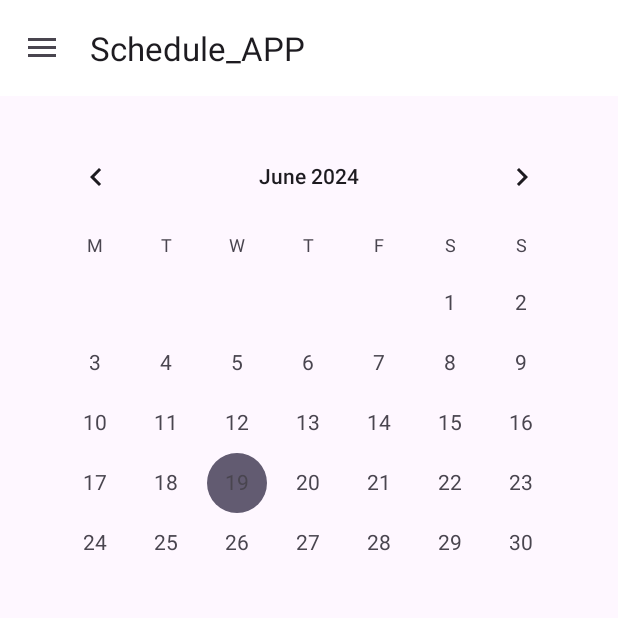
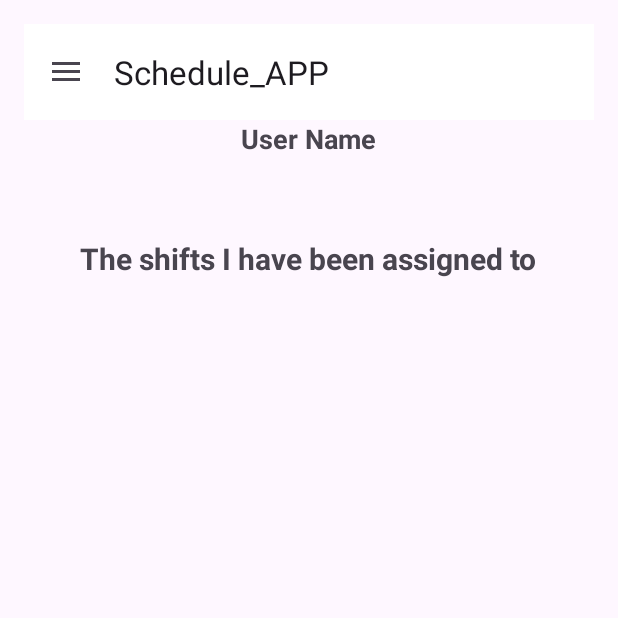
Before and after one commit to hadarlevy/schedule_App, an Android app: the screen it shows after launch once a user with an empty profile is signed in (MainActivity before the commit, HomeActivity after it), after a tap on "Home", on a phone screen of 412 x 824 dp, the top half of it. Run offline under Robolectric (Android 15) with nearby library versions, the phone set to English and light mode, and no system bars; our stand-ins replace Firebase (no records; nobody signed in at launch, a user with empty details on screens opened directly); 1 other tap on this screen came first.

Commit message:
HomePageDevFix

```diff
--- a/app/src/main/AndroidManifest.xml
+++ b/app/src/main/AndroidManifest.xml
@@ -36,6 +36,11 @@
             android:theme="@style/Theme.Material3.Light.NoActionBar"
             android:exported="true">
         </activity>
+        <activity
+            android:name=".HomeActivity"
+            android:theme="@style/Theme.Material3.Light.NoActionBar"
+            android:exported="true">
+        </activity>
     </application>
 
 </manifest>
--- /dev/null
+++ b/app/src/main/java/com/example/schedule_application/HomeActivity.java
@@ -0,0 +1,95 @@
+package com.example.schedule_application;
+import androidx.appcompat.app.ActionBarDrawerToggle;
+import android.os.Bundle;
+import android.util.Log;
+import android.widget.ListView;
+import android.widget.TextView;
+import android.widget.Toast;
+import androidx.annotation.NonNull;
+import androidx.drawerlayout.widget.DrawerLayout;
+
+import com.google.android.gms.tasks.OnFailureListener;
+import com.google.android.gms.tasks.OnSuccessListener;
+import com.google.firebase.firestore.DocumentSnapshot;
+import com.google.firebase.firestore.QuerySnapshot;
+import java.util.ArrayList;
+import java.util.Arrays;
+import java.util.List;
+
+public class HomeActivity extends NavBarActivity {
+
+    private TextView tvUserName, tvUserEmail;
+    private ListView listViewShifts;
+    private ShiftsAdapter shiftsAdapter;
+    private List<Shift> shiftList;
+    private DrawerLayout drawerLayout;
+    private ActionBarDrawerToggle toggle;
+
+    @Override
+    protected void onCreate(Bundle savedInstanceState) {
+        super.onCreate(savedInstanceState);
+        setContentView(R.layout.activity_home);
+
+        toolbar = findViewById(R.id.tool_bar);
+        setSupportActionBar(toolbar);
+
+        drawerLayout = findViewById(R.id.drawer_layout);
+        navigationView = findViewById(R.id.nav_view);
+
+        toggle = new ActionBarDrawerToggle(this, drawerLayout, toolbar, R.string.navigation_drawer_open, R.string.navigation_drawer_close);
+        drawerLayout.addDrawerListener(toggle);
+        toggle.syncState();
+
+        navigationView.setNavigationItemSelectedListener(this);
+
+        tvUserName = findViewById(R.id.tvUserName);
+        tvUserEmail = findViewById(R.id.tvUserEmail);
+        listViewShifts = findViewById(R.id.listViewShifts);
+        shiftList = new ArrayList<>();
+        shiftsAdapter = new ShiftsAdapter(this, shiftList);
+        listViewShifts.setAdapter(shiftsAdapter);
+
+        if (user != null) {
+            tvUserEmail.setText(user.getEmail());
+            db.collection("users").document(user.getUid()).get()
+                    .addOnSuccessListener(new OnSuccessListener<DocumentSnapshot>() {
+                        @Override
+                        public void onSuccess(DocumentSnapshot documentSnapshot) {
+                            if (documentSnapshot.exists()) {
+                                String firstName = documentSnapshot.getString("First name");
+                                String lastName = documentSnapshot.getString("Last name");
+                                String displayName = firstName + " " + lastName;
+                                tvUserName.setText(displayName);
+                            }
+                        }
+                    });
+
+            loadUserShifts();
+        }
+    }
+
+    private void loadUserShifts() {
+        db.collection("shifts")
+                .whereEqualTo("email", user.getEmail())
+                .whereIn("option", Arrays.asList("Possible", "Possible and Prefer"))
+                .get()
+                .addOnSuccessListener(new OnSuccessListener<QuerySnapshot>() {
+                    @Override
+                    public void onSuccess(QuerySnapshot queryDocumentSnapshots) {
+                        shiftList.clear();
+                        for (DocumentSnapshot documentSnapshot : queryDocumentSnapshots) {
+                            Shift shift = documentSnapshot.toObject(Shift.class);
+                            shiftList.add(shift);
+                        }
+                        shiftsAdapter.notifyDataSetChanged();
+                    }
+                })
+                .addOnFailureListener(new OnFailureListener() {
+                    @Override
+                    public void onFailure(@NonNull Exception e) {
+                        Toast.makeText(HomeActivity.this, "Error loading shifts", Toast.LENGTH_SHORT).show();
+                        Log.d("HomeActivity", "Error loading shifts", e);
+                    }
+                });
+    }
+}
--- a/app/src/main/java/com/example/schedule_application/MainActivity.java
+++ b/app/src/main/java/com/example/schedule_application/MainActivity.java
@@ -37,7 +37,7 @@ import java.util.HashMap;
 import java.util.Locale;
 import java.util.Map;
 
-public class MainActivity extends AppCompatActivity implements NavigationView.OnNavigationItemSelectedListener {
+public class MainActivity extends NavBarActivity {
 
     FirebaseAuth auth;
     CalendarView calendarView;
@@ -51,62 +51,33 @@ public class MainActivity extends AppCompatActivity implements NavigationView.On
     @Override
     protected void onCreate(Bundle savedInstanceState) {
         super.onCreate(savedInstanceState);
-        setContentView(R.layout.activity_main);
 
-        auth = FirebaseAuth.getInstance();
-        db = FirebaseFirestore.getInstance(); // Initialize Firestore
-        calendarView = findViewById(R.id.calendarView);
+        setContentView(R.layout.activity_main); // Set the correct layout here
+
+        toolbar = findViewById(R.id.tool_bar);
+        setSupportActionBar(toolbar);
+
         drawerLayout = findViewById(R.id.drawer_layout);
         navigationView = findViewById(R.id.nav_view);
-        toolbar = findViewById(R.id.tool_bar);
-        user = auth.getCurrentUser(); // current user
 
-        setSupportActionBar(toolbar);
         toggle = new ActionBarDrawerToggle(this, drawerLayout, toolbar, R.string.navigation_drawer_open, R.string.navigation_drawer_close);
         drawerLayout.addDrawerListener(toggle);
         toggle.syncState();
 
         navigationView.setNavigationItemSelectedListener(this);
 
+        calendarView = findViewById(R.id.calendarView);
+        db = FirebaseFirestore.getInstance(); // Initialize Firestore
+        auth = FirebaseAuth.getInstance();
+        user = auth.getCurrentUser(); // current user
         if (user == null) {
             Intent intent = new Intent(getApplicationContext(), Login.class);
             startActivity(intent);
             finish();
-        } else {
-            View headerView = navigationView.getHeaderView(0);
-            TextView navUserName = headerView.findViewById(R.id.nav_header_name);
-            TextView navUserEmail = headerView.findViewById(R.id.nav_header_email);
-            // Fetch user details from Firestore
-            db.collection("users").document(user.getUid()).get()
-                    .addOnSuccessListener(new OnSuccessListener<DocumentSnapshot>() {
-                        @Override
-                        public void onSuccess(DocumentSnapshot documentSnapshot) {
-                            if (documentSnapshot.exists()) {
-                                String firstName = documentSnapshot.getString("First name");
-                                String lastName = documentSnapshot.getString("Last name");
-                                String displayName = "Hello " +(firstName != null ? firstName : "") + " " + (lastName != null ? lastName : "");
-                                navUserName.setText(displayName.trim());
-                            } else {
-                                navUserName.setText("Hello User");
-                            }
-                            navUserEmail.setText(user.getEmail());
-                        }
-                    })
-                    .addOnFailureListener(new OnFailureListener() {
-                        @Override
-                        public void onFailure(@NonNull Exception e) {
-                            Log.d("MainActivity", "Error fetching user details", e);
-                            navUserName.setText("Hello User");
-                            navUserEmail.setText(user.getEmail());
-                        }
-                    });
-
-            // Check if the email is verified
-            if (!user.isEmailVerified()) {
-                showVerifyEmailDialog();
-            }
         }
-
+        if (!user.isEmailVerified()) {
+            showVerifyEmailDialog();
+        }
         calendarView.setDate(Calendar.getInstance().getTimeInMillis(), false, true);
 
         calendarView.setOnDateChangeListener(new CalendarView.OnDateChangeListener() {
@@ -125,29 +96,6 @@ public class MainActivity extends AppCompatActivity implements NavigationView.On
             return true;
         }
         return super.onOptionsItemSelected(item);
-    }
-
-    @Override
-    public boolean onNavigationItemSelected(@NonNull MenuItem item) {
-        int id = item.getItemId();
-
-        if (id == R.id.nav_home) {
-            // Handle home click
-        } else if (id == R.id.nav_schedule) {
-            // Handle schedule click
-            drawerLayout.closeDrawer(GravityCompat.START);
-        } else if (id == R.id.nav_rate_us) {
-            // Handle rate us click
-        } else if (id == R.id.nav_support) {
-            // Handle support click
-        } else if (id == R.id.nav_logout) {
-            FirebaseAuth.getInstance().signOut();//sign out
-            Intent intent = new Intent(getApplicationContext(), Login.class);
-            startActivity(intent);
-        }
-
-        drawerLayout.closeDrawer(GravityCompat.START);
-        return true;
     }
 
     private void showVerifyEmailDialog() {
--- /dev/null
+++ b/app/src/main/java/com/example/schedule_application/NavBarActivity.java
@@ -0,0 +1,91 @@
+// src/com/example/schedule_application/NavBarActivity.java
+package com.example.schedule_application;
+
+import android.content.Intent;
+import android.os.Bundle;
+import android.util.Log;
+import android.view.MenuItem;
+import android.view.View;
+import android.widget.TextView;
+
+import androidx.annotation.NonNull;
+import androidx.appcompat.app.ActionBarDrawerToggle;
+import androidx.appcompat.app.AppCompatActivity;
+import androidx.appcompat.widget.Toolbar;
+import androidx.core.view.GravityCompat;
+import androidx.drawerlayout.widget.DrawerLayout;
+
+import com.google.android.gms.tasks.OnFailureListener;
+import com.google.android.gms.tasks.OnSuccessListener;
+import com.google.android.material.navigation.NavigationView;
+import com.google.firebase.auth.FirebaseAuth;
+import com.google.firebase.auth.FirebaseUser;
+import com.google.firebase.firestore.DocumentSnapshot;
+import com.google.firebase.firestore.FirebaseFirestore;
+
+public abstract class NavBarActivity extends AppCompatActivity implements NavigationView.OnNavigationItemSelectedListener {
+
+    protected DrawerLayout drawerLayout;
+    protected NavigationView navigationView;
+    protected ActionBarDrawerToggle toggle;
+    protected Toolbar toolbar;
+    protected FirebaseAuth auth;
+    protected FirebaseFirestore db;
+    protected FirebaseUser user;
+
+    @Override
+    protected void onCreate(Bundle savedInstanceState) {
+        super.onCreate(savedInstanceState);
+        setContentView(R.layout.activity_navbar); // Replace with your navigation drawer layout
+
+        auth = FirebaseAuth.getInstance();
+        db = FirebaseFirestore.getInstance();
+        user = auth.getCurrentUser();
+
+        drawerLayout = findViewById(R.id.drawer_layout);
+        navigationView = findViewById(R.id.nav_view);
+        toolbar = findViewById(R.id.tool_bar);
+
+        setSupportActionBar(toolbar);
+        toggle = new ActionBarDrawerToggle(this, drawerLayout, toolbar, R.string.navigation_drawer_open, R.string.navigation_drawer_close);
+        drawerLayout.addDrawerListener(toggle);
+        toggle.syncState();
+
+        navigationView.setNavigationItemSelectedListener(this);
+
+    }
+
+    @Override
+    public boolean onNavigationItemSelected(@NonNull MenuItem item) {
+        int id = item.getItemId();
+
+        if (id == R.id.nav_home) {
+            Intent intent = new Intent(this, HomeActivity.class);
+            startActivity(intent);
+        } else if (id == R.id.nav_schedule) {
+            Intent intent = new Intent(this, MainActivity.class);
+            startActivity(intent);
+            drawerLayout.closeDrawer(GravityCompat.START);
+        } else if (id == R.id.nav_rate_us) {
+            // Handle rate us click
+        } else if (id == R.id.nav_support) {
+            // Handle support click
+        } else if (id == R.id.nav_logout) {
+            FirebaseAuth.getInstance().signOut();
+            Intent intent = new Intent(getApplicationContext(), Login.class);
+            startActivity(intent);
+        }
+
+        drawerLayout.closeDrawer(GravityCompat.START);
+        return true;
+    }
+
+    @Override
+    public void onBackPressed() {
+        if (drawerLayout.isDrawerOpen(GravityCompat.START)) {
+            drawerLayout.closeDrawer(GravityCompat.START);
+        } else {
+            super.onBackPressed();
+        }
+    }
+}
--- /dev/null
+++ b/app/src/main/java/com/example/schedule_application/ShiftsAdapter.java
@@ -0,0 +1,55 @@
+// src/com/example/schedule_application/ShiftsAdapter.java
+package com.example.schedule_application;
+
+import android.content.Context;
+import android.view.LayoutInflater;
+import android.view.View;
+import android.view.ViewGroup;
+import android.widget.BaseAdapter;
+import android.widget.ImageView;
+import android.widget.TextView;
+import java.util.List;
+
+public class ShiftsAdapter extends BaseAdapter {
+
+    private Context context;
+    private List<Shift> shiftList;
+
+    public ShiftsAdapter(Context context, List<Shift> shiftList) {
+        this.context = context;
+        this.shiftList = shiftList;
+    }
+
+    @Override
+    public int getCount() {
+        return shiftList.size();
+    }
+
+    @Override
+    public Object getItem(int position) {
+        return shiftList.get(position);
+    }
+
+    @Override
+    public long getItemId(int position) {
+        return position;
+    }
+
+    @Override
+    public View getView(int position, View convertView, ViewGroup parent) {
+        if (convertView == null) {
+            convertView = LayoutInflater.from(context).inflate(R.layout.shift_item, parent, false);
+        }
+
+        ImageView icon = convertView.findViewById(R.id.shift_icon);
+        TextView shiftNo = convertView.findViewById(R.id.shift_no);
+        TextView shiftDate = convertView.findViewById(R.id.shift_date);
+
+        Shift shift = shiftList.get(position);
+        // Set the data to the views
+        shiftNo.setText("Shift no: " + (position + 1));
+        shiftDate.setText(shift.getDate());
+
+        return convertView;
+    }
+}
--- /dev/null
+++ b/app/src/main/res/layout/activity_home.xml
@@ -0,0 +1,71 @@
+<?xml version="1.0" encoding="utf-8"?>
+<androidx.drawerlayout.widget.DrawerLayout xmlns:android="http://schemas.android.com/apk/res/android"
+    xmlns:app="http://schemas.android.com/apk/res-auto"
+    android:id="@+id/drawer_layout"
+    android:layout_width="match_parent"
+    android:layout_height="match_parent">
+
+    <RelativeLayout
+        android:layout_width="match_parent"
+        android:layout_height="match_parent">
+
+        <LinearLayout
+            android:id="@+id/userDetailsContainer"
+            android:layout_width="match_parent"
+            android:layout_height="wrap_content"
+            android:orientation="vertical"
+            android:gravity="center"
+            android:padding="16dp">
+
+            <androidx.appcompat.widget.Toolbar
+                android:id="@+id/tool_bar"
+                android:layout_width="match_parent"
+                android:layout_height="?attr/actionBarSize"
+                android:background="@color/white"
+                app:popupTheme="@style/ThemeOverlay.AppCompat.Light" />
+
+            <TextView
+                android:id="@+id/tvUserName"
+                android:layout_width="wrap_content"
+                android:layout_height="wrap_content"
+                android:text="User Name"
+                android:textSize="18sp"
+                android:textStyle="bold" />
+
+            <TextView
+                android:id="@+id/tvUserEmail"
+                android:layout_width="wrap_content"
+                android:layout_height="wrap_content"
+                android:text="user@example.com"
+                android:textSize="16sp" />
+        </LinearLayout>
+
+        <TextView
+            android:id="@+id/tvShiftsHeading"
+            android:layout_width="wrap_content"
+            android:layout_height="wrap_content"
+            android:text="The shifts I have been assigned to"
+            android:textSize="20sp"
+            android:textStyle="bold"
+            android:layout_below="@id/userDetailsContainer"
+            android:layout_centerHorizontal="true"
+            android:paddingTop="16dp" />
+
+        <ListView
+            android:id="@+id/listViewShifts"
+            android:layout_width="match_parent"
+            android:layout_height="wrap_content"
+            android:layout_below="@id/tvShiftsHeading"
+            android:padding="16dp" />
+    </RelativeLayout>
+
+    <com.google.android.material.navigation.NavigationView
+        android:id="@+id/nav_view"
+        android:layout_width="wrap_content"
+        android:layout_height="match_parent"
+        android:layout_gravity="start"
+        android:fitsSystemWindows="true"
+        app:headerLayout="@layout/nav_header"
+        app:menu="@menu/drawer_menu"
+        app:itemIconSize="24dp" />
+</androidx.drawerlayout.widget.DrawerLayout>
--- a/app/src/main/res/layout/nav_header.xml
+++ b/app/src/main/res/layout/nav_header.xml
@@ -10,20 +10,20 @@
         android:id="@+id/imageView"
         android:layout_width="64dp"
         android:layout_height="64dp"
-        android:src="@drawable/icon_avatar" />
+        android:src="@drawable/app_ic" />
 
     <TextView
         android:id="@+id/nav_header_name"
         android:layout_width="wrap_content"
         android:layout_height="wrap_content"
         android:paddingTop="8dp"
-        android:text="Hello User"
+        android:text="Welcome!"
         android:textAppearance="@style/TextAppearance.AppCompat.Body1" />
 
     <TextView
         android:id="@+id/nav_header_email"
         android:layout_width="wrap_content"
         android:layout_height="wrap_content"
-        android:text="user@example.com"
+        android:text="Choose an action"
         android:textAppearance="@style/TextAppearance.AppCompat.Caption" />
 </LinearLayout>
```
Also changed, not shown: app/src/main/java/com/example/schedule_application/Shift.java (added, +42 -0 lines), app/src/main/res/layout/activity_navbar.xml (added, +35 -0 lines), app/src/main/res/layout/shift_item.xml (added, +35 -0 lines), app/src/main/res/drawable/ic_shift.png (added).
